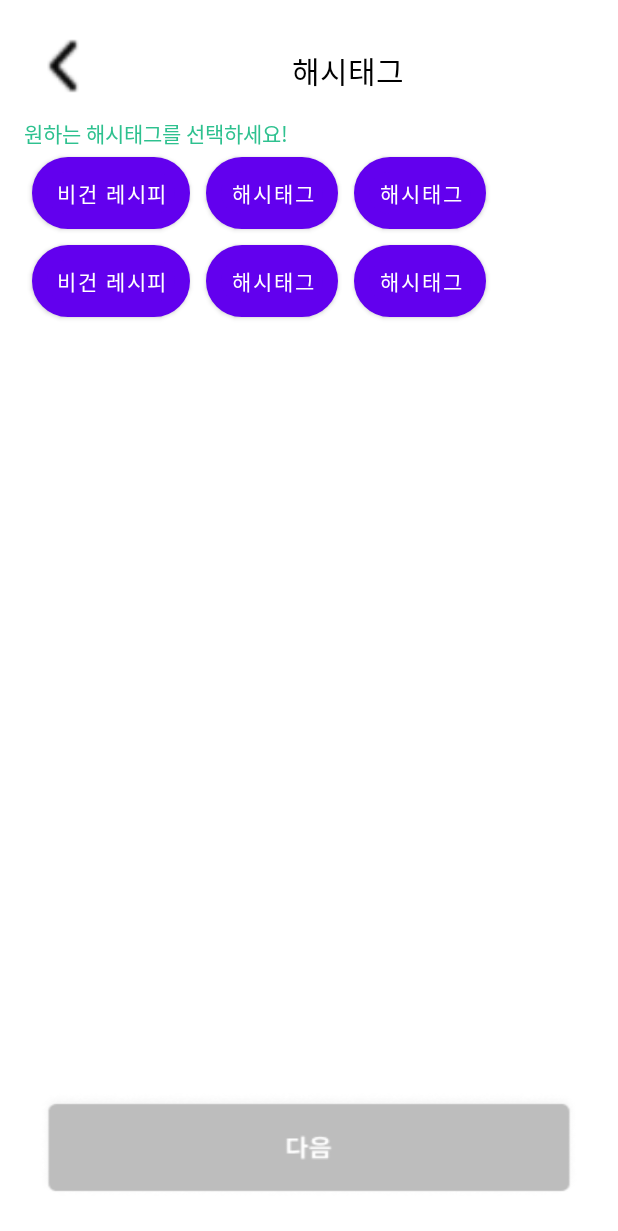
After one commit to SeneKim/Guru2project, an Android app: the layout activity_hashtag.xml on its own in the app's theme, with its tools: preview values and no code run, on a phone screen of 412 x 824 dp. The commit adds this screen. Shown: the top 1231 px of the screen. Run offline under Robolectric (Android 15) with nearby library versions, the phone set to English and light mode, and no system bars.

Commit message:
해시태그 창 추가 - 버튼 수정 필요/어떤걸로 채울지 생각 게시판에 사진버튼 누르면 갤러리 열리게 연동 -> 가져온 사진을 어떻게 보여줄지 생각해야함

```diff
--- a/app/src/main/java/com/example/guru2project/MainActivity.kt
+++ b/app/src/main/java/com/example/guru2project/MainActivity.kt
@@ -5,6 +5,8 @@ import android.database.sqlite.SQLiteDatabase
 import android.database.sqlite.SQLiteOpenHelper
 import androidx.appcompat.app.AppCompatActivity
 import android.os.Bundle
+import android.provider.MediaStore
+import android.view.View
 import android.widget.Button
 import android.widget.ImageView
 import android.widget.TextView
@@ -30,8 +32,10 @@ class MainActivity : AppCompatActivity() {
         myStorage = findViewById(R.id.MyStorage)
         myChallenge = findViewById(R.id.MyChallenge)
 
-
-
+        //게시글 쓸 때 사진 누르면 갤러리 불러오기
+        fun LoadImage(v: View){
+            startActivityForResult(Intent(Intent.ACTION_PICK,MediaStore.Images.Media.INTERNAL_CONTENT_URI),0)
+        }
         //됐나요!??!?!? 된건가요?!?!?!?! 제발 그렇다고 해주세요!!!!!!!!!!!!!!
         //여러분 화이팅 좋은 밤 되세요!!!
         //여러분 짱...
--- /dev/null
+++ b/app/src/main/res/color/button_background_color.xml
@@ -0,0 +1,11 @@
+<?xml version="1.0" encoding="utf-8"?>
+<selector xmlns:android="http://schemas.android.com/apk/res/android">
+
+    //차례대로 버튼 눌렸을 때, 선택됐을때, 안눌렸을때 색
+
+
+    <item android:state_pressed="true" android:color="#FF2EC18F"/>
+    <item android:state_selected="true" android:color="#FF2EC18F"/>
+
+
+</selector>
--- /dev/null
+++ b/app/src/main/res/drawable/solid_button.xml
@@ -0,0 +1,10 @@
+<?xml version="1.0" encoding="utf-8"?>
+<shape xmlns:android="http://schemas.android.com/apk/res/android">
+    <solid
+        android:color="@color/white"/>
+    <corners
+        android:radius="50dp"/>
+    <stroke
+        android:color="@color/mainColor"
+        android:width="10dp"/>
+</shape>
--- /dev/null
+++ b/app/src/main/res/layout/activity_hashtag.xml
@@ -0,0 +1,130 @@
+<?xml version="1.0" encoding="utf-8"?>
+<androidx.constraintlayout.widget.ConstraintLayout xmlns:android="http://schemas.android.com/apk/res/android"
+    xmlns:app="http://schemas.android.com/apk/res-auto"
+    xmlns:tools="http://schemas.android.com/tools"
+    android:layout_width="match_parent"
+    android:layout_height="match_parent">
+
+
+    <LinearLayout
+        android:layout_width="match_parent"
+        android:layout_height="match_parent"
+        android:orientation="vertical"
+        android:padding="16dp">
+
+    <LinearLayout
+        android:layout_width="match_parent"
+        android:layout_height="wrap_content"
+        android:orientation="horizontal">
+
+        <ImageButton
+            android:id="@+id/뒤로가기"
+            android:layout_width="52dp"
+            android:layout_height="56dp"
+            android:background="@drawable/back"
+            android:scaleType="matrix" />
+
+        <TextView
+            android:id="@+id/분류"
+            android:layout_width="match_parent"
+            android:layout_height="wrap_content"
+            android:fontFamily="@font/notosanskr_bold"
+            android:gravity="center"
+            android:padding="16dp"
+            android:text="해시태그"
+            android:textColor="@color/black"
+            android:textSize="20sp" />
+    </LinearLayout>
+        <TextView
+            android:layout_width="wrap_content"
+            android:layout_height="wrap_content"
+            android:text="원하는 해시태그를 선택하세요!"
+            android:textColor="@color/mainColor" />
+
+    <LinearLayout
+        android:layout_width="match_parent"
+        android:layout_height="wrap_content"
+        android:orientation="horizontal">
+
+        <Button
+            android:layout_width="wrap_content"
+            android:layout_height="wrap_content"
+            android:background="@drawable/solid_button"
+            android:backgroundTint="@color/button_background_color"
+            android:layout_margin="5dp"
+            android:text="비건 레시피" />
+
+        <Button
+            android:layout_width="wrap_content"
+            android:layout_height="wrap_content"
+            android:background="@drawable/solid_button"
+            android:backgroundTint="@color/button_background_color"
+            android:layout_margin="5dp"
+            android:text="해시태그" />
+        <Button
+            android:layout_width="wrap_content"
+            android:layout_height="wrap_content"
+            android:background="@drawable/solid_button"
+            android:backgroundTint="@color/button_background_color"
+            android:layout_margin="5dp"
+            android:text="해시태그" />
+
+    </LinearLayout>
+        <LinearLayout
+            android:layout_width="match_parent"
+            android:layout_height="wrap_content"
+            android:orientation="horizontal">
+
+            <Button
+                android:layout_width="wrap_content"
+                android:layout_height="wrap_content"
+                android:background="@drawable/solid_button"
+                android:backgroundTint="@color/button_background_color"
+                android:layout_margin="5dp"
+                android:text="비건 레시피" />
+
+            <Button
+                android:layout_width="wrap_content"
+                android:layout_height="wrap_content"
+                android:background="@drawable/solid_button"
+                android:backgroundTint="@color/button_background_color"
+                android:layout_margin="5dp"
+                android:text="해시태그" />
+            <Button
+                android:layout_width="wrap_content"
+                android:layout_height="wrap_content"
+                android:background="@drawable/solid_button"
+                android:backgroundTint="@color/button_background_color"
+                android:layout_margin="5dp"
+                android:text="해시태그" />
+
+        </LinearLayout>
+
+        <ScrollView
+            android:layout_width="match_parent"
+            android:layout_height="wrap_content"
+            android:layout_weight="1">
+
+        </ScrollView>
+
+        <LinearLayout
+            android:layout_width="match_parent"
+            android:layout_height="wrap_content"
+            android:orientation="horizontal"
+            android:layout_gravity="bottom">
+
+            <ImageButton
+                android:layout_width="match_parent"
+                android:layout_height="wrap_content"
+                android:layout_margin="10dp"
+                android:layout_weight="1"
+                android:background="@drawable/next"
+                android:scaleType="matrix" />
+
+        </LinearLayout>
+
+
+    </LinearLayout>
+
+
+</androidx.constraintlayout.widget.ConstraintLayout>
--- a/app/src/main/res/layout/activity_main_screen.xml
+++ b/app/src/main/res/layout/activity_main_screen.xml
@@ -7,7 +7,7 @@
     tools:context=".MainScreenActivity">
 
     <TextView
-        android:id="@+id/textView"
+        android:id="@+id/글자수"
         android:layout_width="wrap_content"
         android:layout_height="wrap_content"
         android:text="여기는 메인화면입니다"
--- a/app/src/main/res/layout/activity_register.xml
+++ b/app/src/main/res/layout/activity_register.xml
@@ -9,8 +9,8 @@
     <LinearLayout
         android:layout_width="match_parent"
         android:layout_height="match_parent"
-        android:padding="16dp"
-        android:orientation="vertical">
+        android:orientation="vertical"
+        android:padding="16dp">
 
         <LinearLayout
             android:layout_width="match_parent"
@@ -25,13 +25,13 @@
                 android:scaleType="matrix" />
 
             <TextView
-                android:id="@+id/게시글"
+                android:id="@+id/분류"
                 android:layout_width="match_parent"
                 android:layout_height="wrap_content"
                 android:fontFamily="@font/notosanskr_bold"
+                android:gravity="center"
                 android:padding="16dp"
                 android:text="게시글"
-                android:gravity="center"
                 android:textColor="@color/black"
                 android:textSize="20sp" />
         </LinearLayout>
@@ -47,23 +47,46 @@
             android:maxLength="300"
             android:padding="16dp" />
 
-        <TextView
-            android:id="@+id/textView"
-            android:layout_width="wrap_content"
-            android:layout_height="31dp"
-            android:layout_gravity="right"
-            android:layout_marginTop="5dp"
-            android:layout_weight="0.5"
-            android:hint="글자 수가 표시될 자리" />
 
-        <ImageButton
+        <LinearLayout
+            android:layout_width="match_parent"
+            android:layout_height="wrap_content"
+            android:orientation="horizontal">
+
+
+            <ImageView
+                android:id="@+id/사진버튼"
+                android:layout_width="48dp"
+                android:layout_height="match_parent"
+                android:layout_gravity="left"
+                android:background="@drawable/image"
+                android:onClick="LoadImage" />
+
+            <TextView
+                android:id="@+id/글자수"
+                android:layout_width="167dp"
+                android:layout_height="43dp"
+                android:layout_gravity="right"
+                android:layout_marginTop="5dp"
+                android:layout_weight="0.5"
+                android:gravity="right"
+                android:hint="글자 수가 표시될 자리"
+                android:textColorHint="@color/mainColor" />
+
+            </LinearLayout>
+
+
+
+            <ImageButton
             android:id="@+id/완료버튼"
             android:layout_width="match_parent"
             android:layout_height="wrap_content"
+            android:layout_gravity="bottom"
             android:background="@drawable/completion"
             android:scaleType="matrix" />
 
 
     </LinearLayout>
 
+
 </LinearLayout>
```
Also changed, not shown: app/src/main/res/drawable/image.png (added), app/src/main/res/drawable/next.png (added).
